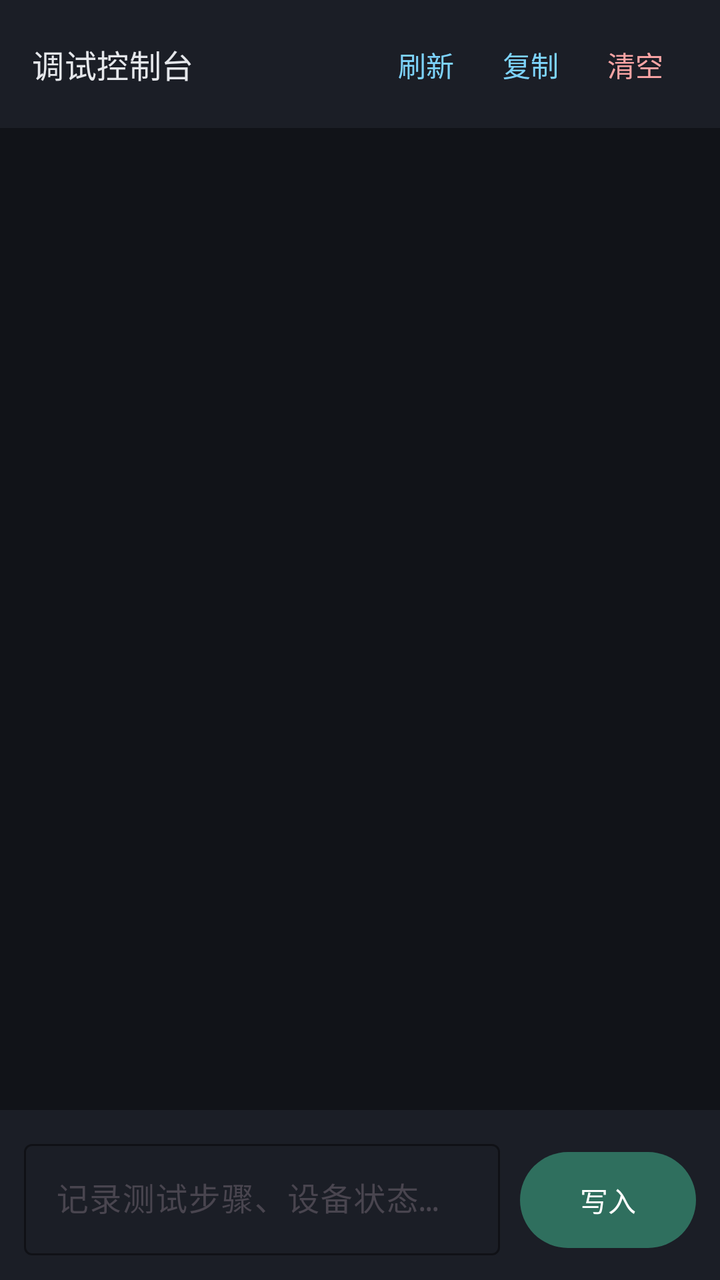
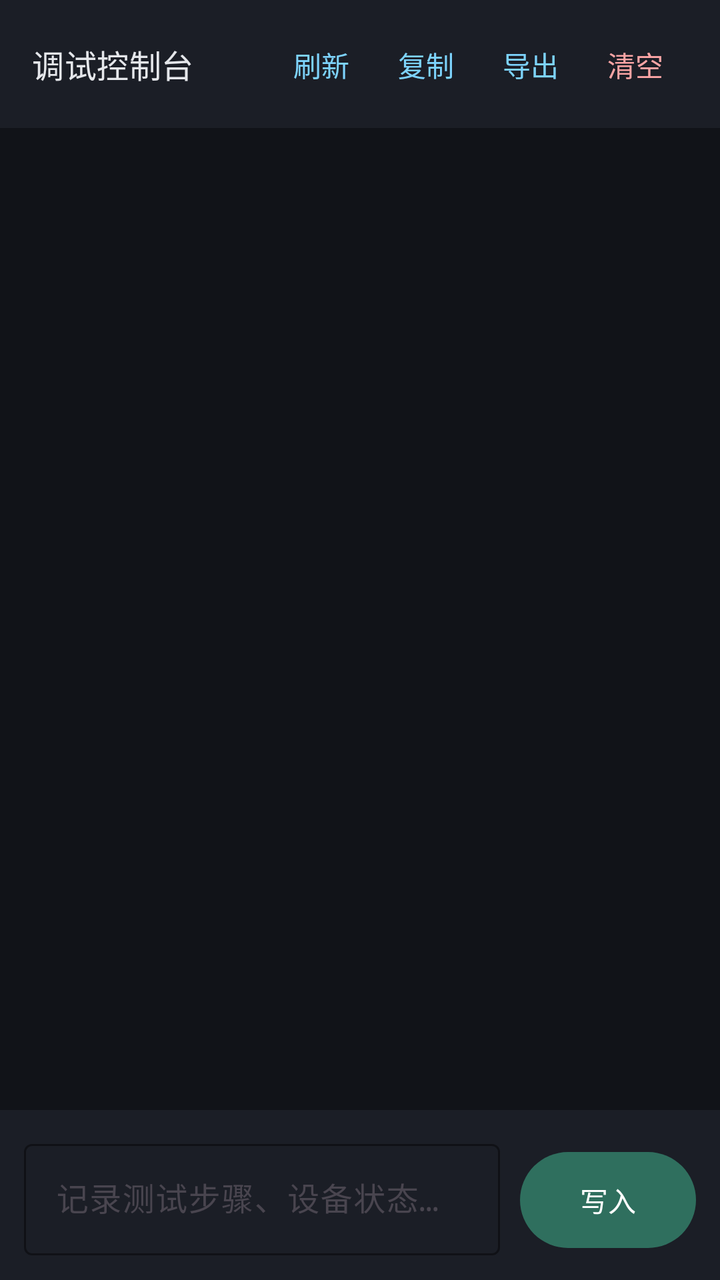

The first picture is an Android layout as it rendered before a commit; the second is the same layout after the commit. The layout source and the unified diff follow.
<!-- AndroidManifest.xml: application theme Theme.SmsAgent -->
<!-- res/layout/activity_console.xml -->
<?xml version="1.0" encoding="utf-8"?>
<LinearLayout xmlns:android="http://schemas.android.com/apk/res/android"
    xmlns:app="http://schemas.android.com/apk/res-auto"
    android:layout_width="match_parent"
    android:layout_height="match_parent"
    android:background="@color/console_background"
    android:fitsSystemWindows="true"
    android:orientation="vertical">

    <LinearLayout
        android:layout_width="match_parent"
        android:layout_height="wrap_content"
        android:background="@color/console_toolbar"
        android:gravity="center_vertical"
        android:orientation="horizontal"
        android:paddingHorizontal="16dp"
        android:paddingVertical="12dp">

        <com.google.android.material.textview.MaterialTextView
            style="@style/TextAppearance.Material3.TitleMedium"
            android:layout_width="0dp"
            android:layout_height="wrap_content"
            android:layout_weight="1"
            android:text="@string/console_title"
            android:textColor="@color/console_text" />

        <com.google.android.material.button.MaterialButton
            android:id="@+id/refreshButton"
            style="@style/Widget.Material3.Button.TextButton"
            android:layout_width="wrap_content"
            android:layout_height="40dp"
            android:minWidth="40dp"
            android:text="@string/console_refresh"
            android:textColor="@color/console_accent" />

        <com.google.android.material.button.MaterialButton
            android:id="@+id/copyButton"
            style="@style/Widget.Material3.Button.TextButton"
            android:layout_width="wrap_content"
            android:layout_height="40dp"
            android:minWidth="40dp"
            android:text="@string/console_copy"
            android:textColor="@color/console_accent" />

        <com.google.android.material.button.MaterialButton
            android:id="@+id/clearConsoleButton"
            style="@style/Widget.Material3.Button.TextButton"
            android:layout_width="wrap_content"
            android:layout_height="40dp"
            android:minWidth="40dp"
            android:text="@string/clear_log"
            android:textColor="@color/console_warning" />
    </LinearLayout>

    <ScrollView
        android:id="@+id/consoleScroll"
        android:layout_width="match_parent"
        android:layout_height="0dp"
        android:layout_weight="1"
        android:fillViewport="true">

        <com.google.android.material.textview.MaterialTextView
            android:id="@+id/consoleOutput"
            style="@style/TextAppearance.Material3.BodySmall"
            android:layout_width="match_parent"
            android:layout_height="wrap_content"
            android:fontFamily="monospace"
            android:padding="16dp"
            android:textColor="@color/console_text"
            android:textIsSelectable="true"
            app:lineHeight="18dp" />
    </ScrollView>

    <LinearLayout
        android:layout_width="match_parent"
        android:layout_height="wrap_content"
        android:background="@color/console_toolbar"
        android:gravity="bottom"
        android:orientation="horizontal"
        android:padding="12dp">

        <com.google.android.material.textfield.TextInputLayout
            style="@style/Widget.Material3.TextInputLayout.OutlinedBox"
            android:layout_width="0dp"
            android:layout_height="wrap_content"
            android:layout_weight="1"
            android:hint="@string/console_input_hint"
            app:boxStrokeColor="@color/console_accent"
            app:hintTextColor="@color/console_accent">

            <com.google.android.material.textfield.TextInputEditText
                android:id="@+id/consoleInput"
                android:layout_width="match_parent"
                android:layout_height="wrap_content"
                android:fontFamily="monospace"
                android:inputType="textMultiLine|textNoSuggestions"
                android:maxLines="3"
                android:textColor="@color/console_text"
                android:textColorHint="@color/console_muted" />
        </com.google.android.material.textfield.TextInputLayout>

        <com.google.android.material.button.MaterialButton
            android:id="@+id/appendInputButton"
            style="@style/Widget.Material3.Button"
            android:layout_width="wrap_content"
            android:layout_height="56dp"
            android:layout_marginStart="10dp"
            android:text="@string/console_append" />
    </LinearLayout>
</LinearLayout>
<!-- resources referenced by this layout -->
<resources>
  <color name="console_accent">#7DD3FC</color>
  <color name="console_background">#111318</color>
  <color name="console_muted">#8E95A3</color>
  <color name="console_text">#E5E7EB</color>
  <color name="console_toolbar">#1B1E26</color>
  <color name="console_warning">#FCA5A5</color>
  <string name="clear_log">清空</string>
  <string name="console_append">写入</string>
  <string name="console_copy">复制</string>
  <string name="console_input_hint">记录测试步骤、设备状态或现象</string>
  <string name="console_refresh">刷新</string>
  <string name="console_title">调试控制台</string>
  <style name="Theme.SmsAgent" parent="Theme.Material3.DayNight.NoActionBar">
          <item name="colorPrimary">@color/seed</item>
          <item name="colorSecondary">@color/seed</item>
          <item name="colorSurface">@color/brand_surface</item>
          <item name="colorSurfaceContainer">@color/brand_surface_container</item>
          <item name="colorOutlineVariant">@color/brand_outline</item>
          <item name="android:windowLightStatusBar">true</item>
          <item name="android:navigationBarColor">?attr/colorSurface</item>
          <item name="android:statusBarColor">?attr/colorSurface</item>
      </style>
  <color name="seed">#2F6F5E</color>
  <color name="brand_surface">#F8FAF9</color>
  <color name="brand_surface_container">#EEF4F1</color>
  <color name="brand_outline">#CDD8D3</color>
</resources>

<!-- the commit's change to res/layout/activity_console.xml (unified diff, before → after) -->
@@ -40,6 +40,15 @@
             android:layout_height="40dp"
             android:minWidth="40dp"
             android:text="@string/console_copy"
+            android:textColor="@color/console_accent" />
+
+        <com.google.android.material.button.MaterialButton
+            android:id="@+id/exportButton"
+            style="@style/Widget.Material3.Button.TextButton"
+            android:layout_width="wrap_content"
+            android:layout_height="40dp"
+            android:minWidth="40dp"
+            android:text="@string/console_export"
             android:textColor="@color/console_accent" />
 
         <com.google.android.material.button.MaterialButton
<!-- resource entries referenced after the edit -->
@@ -9,6 +9,7 @@
   <string name="clear_log">清空</string>
   <string name="console_append">写入</string>
   <string name="console_copy">复制</string>
+  <string name="console_export">导出</string>
   <string name="console_input_hint">记录测试步骤、设备状态或现象</string>
   <string name="console_refresh">刷新</string>
   <string name="console_title">调试控制台</string>
